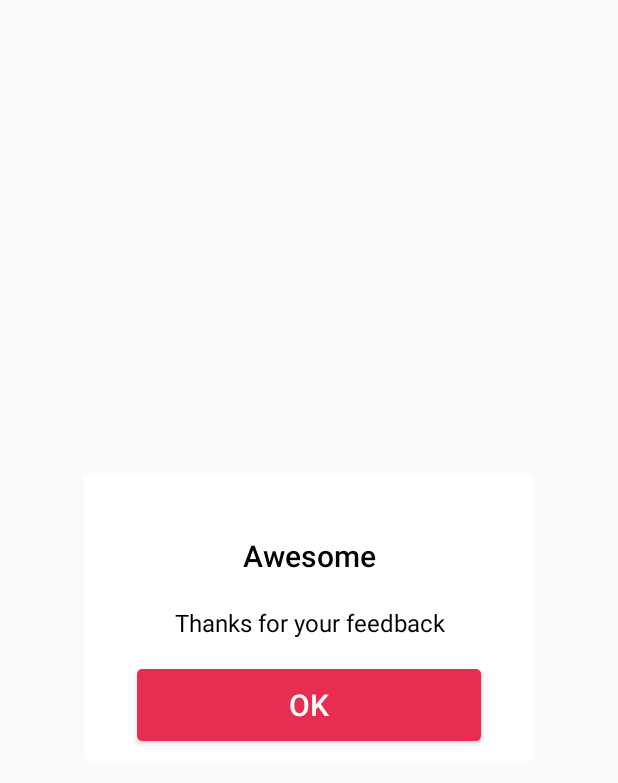
After one commit to suada-haji/FeedbackApp, an Android app: the layout alert_view.xml on its own in the app's theme, with its tools: preview values and no code run, on a phone screen of 412 x 824 dp. The commit adds this screen. Shown: the top 783 px of the screen. Run offline under Robolectric (Android 15) with nearby library versions, the phone set to English and light mode, and no system bars.

Commit message:
Add Custom AlertDialog

```diff
--- a/app/build.gradle
+++ b/app/build.gradle
@@ -26,6 +26,7 @@ dependencies {
         exclude group: 'com.android.support', module: 'support-annotations'
     })
     compile 'com.android.support:appcompat-v7:25.3.1'
+    compile "com.android.support:design:25.3.1"
     testCompile 'junit:junit:4.12'
 
     compile 'com.jakewharton:butterknife:8.5.1'
--- /dev/null
+++ b/app/src/main/res/drawable/white_bg_view.xml
@@ -0,0 +1,9 @@
+<?xml version="1.0" encoding="utf-8"?>
+<selector xmlns:android="http://schemas.android.com/apk/res/android" >
+    <item >
+        <shape android:shape="rectangle"  >
+            <corners android:radius="3dp" />
+            <solid android:color="@android:color/white"/>
+        </shape>
+    </item>
+</selector>
--- /dev/null
+++ b/app/src/main/res/layout/alert_view.xml
@@ -0,0 +1,50 @@
+<?xml version="1.0" encoding="utf-8"?>
+<RelativeLayout xmlns:android="http://schemas.android.com/apk/res/android"
+    android:layout_width="match_parent"
+    android:layout_height="match_parent"
+    xmlns:app="http://schemas.android.com/apk/res-auto">
+
+    <LinearLayout
+        android:id="@+id/ll_alert"
+        android:layout_width="300dp"
+        android:layout_height="wrap_content"
+        android:orientation="vertical"
+        android:background="@drawable/white_bg_view"
+
+        android:layout_centerInParent="true">
+        <TextView
+            android:layout_width="match_parent"
+            android:layout_height="wrap_content"
+            android:text="Awesome"
+            android:textColor="@android:color/black"
+            android:fontFamily="sans-serif-medium"
+            android:textSize="20sp"
+            android:textAlignment="center"
+            android:layout_marginTop="40dp"/>
+        <TextView
+            android:layout_width="match_parent"
+            android:layout_height="wrap_content"
+            android:text="Thanks for your feedback"
+            android:fontFamily="sans-serif"
+            android:textSize="16sp"
+            android:textColor="@android:color/black"
+            android:textAlignment="center"
+            android:layout_marginTop="20dp"
+            android:layout_marginBottom="20dp"/>
+
+        <Button
+            android:id="@+id/btn_ok"
+            android:layout_width="match_parent"
+            android:layout_height="wrap_content"
+            android:layout_marginLeft="35dp"
+            android:layout_marginRight="35dp"
+            android:layout_marginBottom="13dp"
+            android:text="OK"
+            android:fontFamily="sans-serif-medium"
+            android:background="@drawable/submit_bg"
+            android:textColor="@drawable/btn_submit_color"
+            android:textSize="20sp"/>
+
+    </LinearLayout>
+
+</RelativeLayout>
```
Also changed, not shown: app/src/main/java/com/example/suadahaji/feedbackapplication/FoodModel.java (+22 -9 lines), app/src/main/java/com/example/suadahaji/feedbackapplication/MainActivity.java (+57 -27 lines), app/src/main/java/com/example/suadahaji/feedbackapplication/realm/RealmController.java (added, +81 -0 lines).
